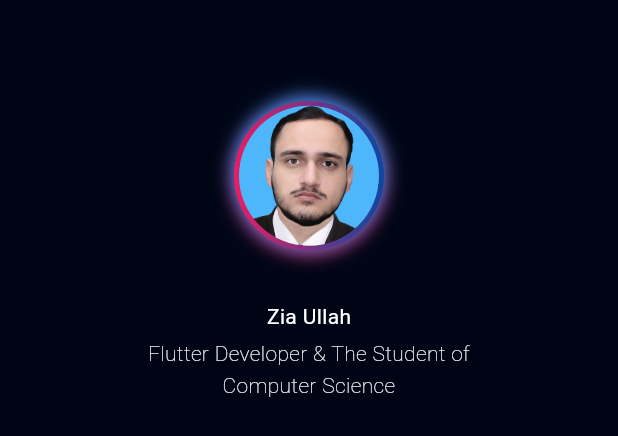
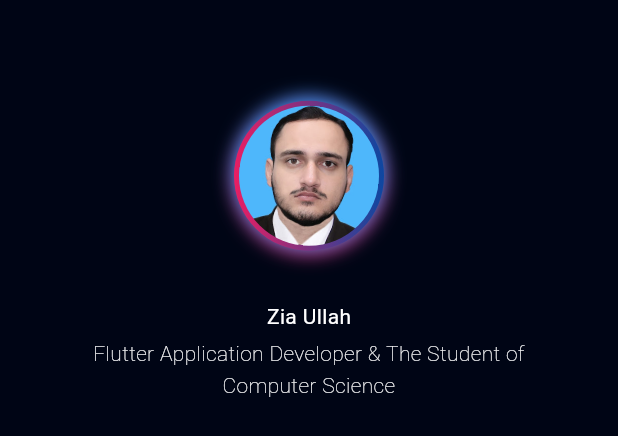
Before and after one commit to Qariziaullahkhan/My-Flutter-Portfolio, a Flutter app: the About widget shown alone on an empty page, opened directly, on a phone screen of 412 x 824 dp. Shown: the top 436 px of the screen. Run offline on Flutter 3.47's test engine with Material 3 defaults, Android fonts, the phone set to English and light mode, and no system bars; our stand-ins replace flutter_svg, font_awesome_flutter, get, google_fonts, photo_view.

Commit message:
we change the drawer

```diff
--- a/lib/intro/components/animated_texts_componenets.dart
+++ b/lib/intro/components/animated_texts_componenets.dart
@@ -65,7 +65,7 @@ class AnimatedImageContainerState extends State<AnimatedImageContainer>
                 borderRadius: BorderRadius.circular(30),
               ),
               child: Image.asset(
-                'assets/images/android.png',
+                'assets/images/image.png',
                 height: Responsive.isLargeMobile(context)
                     ? MediaQuery.sizeOf(context).width * 0.2
                     : Responsive.isTablet(context)
--- a/lib/main/components/drawer/about.dart
+++ b/lib/main/components/drawer/about.dart
@@ -16,7 +16,7 @@ class About extends StatelessWidget {
             const Spacer(),
             Text('Zia Ullah',style: TextStyle(color: Colors.white),),
             const SizedBox(height: defaultPadding/4,),
-            const Text('Flutter Developer & The Student of\nComputer Science',
+            const Text('Flutter Application Developer & The Student of\nComputer Science',
               textAlign: TextAlign.center,
               style: TextStyle(
                   fontWeight: FontWeight.w200,
--- a/lib/main/main_view.dart
+++ b/lib/main/main_view.dart
@@ -13,7 +13,7 @@ class MainView extends StatelessWidget {
   @override
   Widget build(BuildContext context) {
     return Scaffold(
-      drawer: const CustomDrawer(),
+       drawer: const CustomDrawer(),
       body: Center(
         child: Column(
           children: [
```
